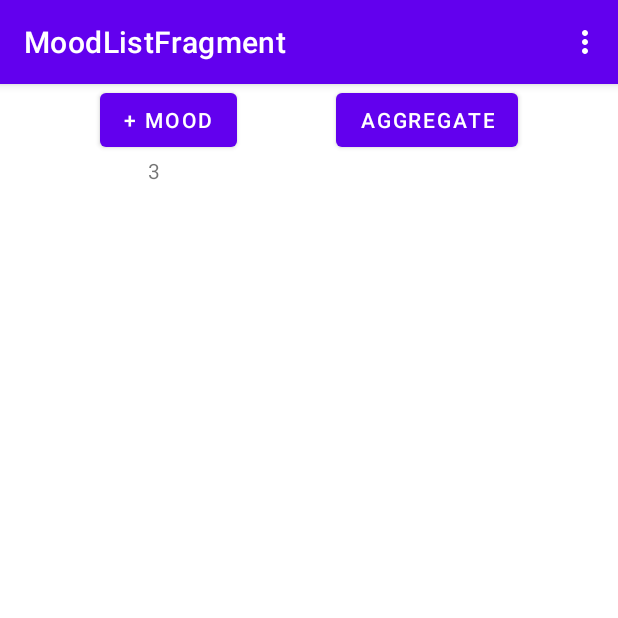
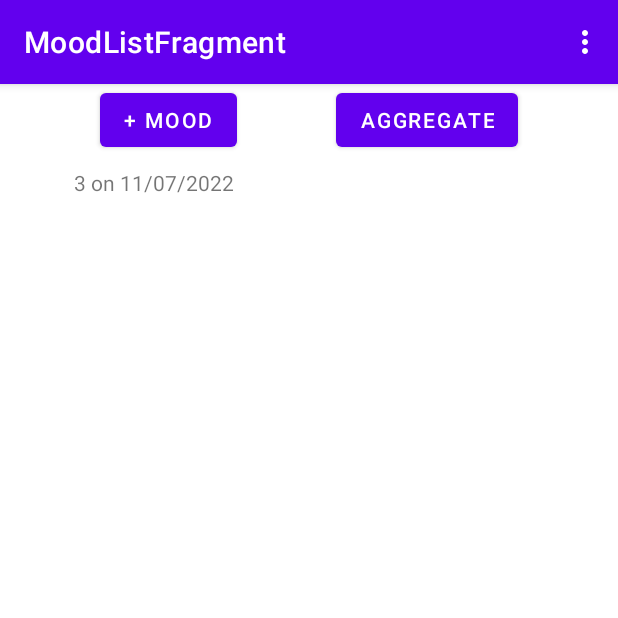
Before and after one commit to seanaujong/Moo-d, an Android app: the ReflectionFragment screen opened through its navigation route, after a tap on "SUBMIT", on a phone screen of 412 x 824 dp, the top half of it. Run offline under Robolectric (Android 15) with nearby library versions, the phone set to English and light mode, and no system bars; our stand-ins replace Room's generated code, data binding, navigation-ui.

Commit message:
more proof of concept (need to extract resources and format)

```diff
--- a/app/src/main/java/com/smhvincent/moo_d/database/MoodDatabaseDao.kt
+++ b/app/src/main/java/com/smhvincent/moo_d/database/MoodDatabaseDao.kt
@@ -30,5 +30,5 @@ interface MoodDatabaseDao {
     fun getWithLiveData(key: Long): LiveData<Mood>
 
     @Query("SELECT AVG(rating) FROM mood_table")
-    suspend fun getRatingAverage(): Long
+    suspend fun getRatingAverage(): Double
 }
--- a/app/src/main/java/com/smhvincent/moo_d/moodaggregate/MoodAggregateViewModel.kt
+++ b/app/src/main/java/com/smhvincent/moo_d/moodaggregate/MoodAggregateViewModel.kt
@@ -11,8 +11,8 @@ class MoodAggregateViewModel(
     val database: MoodDatabaseDao
 ): ViewModel() {
 
-    private var _average = MutableLiveData<Long>()
-    val average: LiveData<Long>
+    private var _average = MutableLiveData<Double>()
+    val average: LiveData<Double>
         get() = _average
 
     init {
--- a/app/src/main/java/com/smhvincent/moo_d/moodlist/MoodAdapter.kt
+++ b/app/src/main/java/com/smhvincent/moo_d/moodlist/MoodAdapter.kt
@@ -11,6 +11,8 @@ import kotlinx.coroutines.CoroutineScope
 import kotlinx.coroutines.Dispatchers
 import kotlinx.coroutines.launch
 import kotlinx.coroutines.withContext
+import java.text.SimpleDateFormat
+import java.util.*
 
 class MoodAdapter(
     val clickListener: MoodListener
@@ -36,7 +38,6 @@ class MoodAdapter(
         }
     }
 
-
     override fun onCreateViewHolder(parent: ViewGroup, viewType: Int): RecyclerView.ViewHolder {
         return MoodViewHolder.from(parent)
     }
@@ -47,6 +48,9 @@ class MoodAdapter(
         fun bind(clickListener: MoodListener, item: Mood) {
             binding.mood = item
             binding.clickListener = clickListener
+            val date = SimpleDateFormat("MM/dd/yyyy").format(Date(item.time))
+            val text = item.rating.toString() + " on " + date
+            binding.tv.text = text
             binding.executePendingBindings()
         }
 
--- a/app/src/main/res/layout/list_item_mood.xml
+++ b/app/src/main/res/layout/list_item_mood.xml
@@ -16,15 +16,16 @@
     <androidx.constraintlayout.widget.ConstraintLayout
         android:layout_width="match_parent"
         android:layout_height="wrap_content"
-        android:onClick="@{() -> clickListener.onClick(mood)}">
+        android:onClick="@{() -> clickListener.onClick(mood)}"
+        android:padding="8dp">
 
         <TextView
+            android:id="@+id/tv"
             android:layout_width="match_parent"
             android:layout_height="match_parent"
             app:layout_constraintTop_toTopOf="parent"
             app:layout_constraintStart_toStartOf="parent"
             app:layout_constraintEnd_toEndOf="parent"
-            android:text="@{String.valueOf(mood.rating)}"
             tools:text="3"
             android:gravity="center"
             />
```
Also changed, not shown: app/src/main/res/values/strings.xml (+1 -7 lines).
